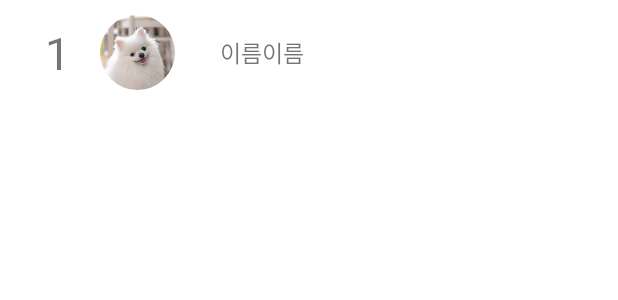
After one commit to shinyeeun789/android-project, an Android app: the layout ranking_recyle_itema.xml on its own in the app's theme, with its tools: preview values and no code run, on a phone screen of 412 x 824 dp. The commit adds this screen. Shown: the top 300 px of the screen. Run offline under Robolectric (Android 15) with nearby library versions, the phone set to English and light mode, and no system bars.

```diff
--- a/app/src/main/java/com/inhatc/mobile_project/ui/MainActivity.java
+++ b/app/src/main/java/com/inhatc/mobile_project/ui/MainActivity.java
@@ -85,9 +85,9 @@ public class MainActivity extends AppCompatActivity {
 
         }
 
-
-        FirebaseFirestore db = FirebaseFirestore.getInstance();
-        DocumentReference docRef =  db.collection("users").document(user.getUid());
+//
+//        FirebaseFirestore db = FirebaseFirestore.getInstance();
+//        DocumentReference docRef =  db.collection("users").document(user.getUid());
 
 //        Task<DocumentSnapshot> task = docRef.get();
 //        if(task.isSuccessful()){
--- a/app/src/main/java/com/inhatc/mobile_project/ui/SignUpActivity.java
+++ b/app/src/main/java/com/inhatc/mobile_project/ui/SignUpActivity.java
@@ -64,7 +64,7 @@ public class SignUpActivity extends AppCompatActivity {
         if(email.length() > 0 && password.length() > 0 && passwordCheck.length() > 0){
             if(password.equals(passwordCheck)){
                 //paassword와 passwordcheck 같으면
-                if(!(password.length() < 7)){
+                if(!(password.length() < 6)){
                     //비번은 6자리 이상
                     mAuth.createUserWithEmailAndPassword(email, password)
                             .addOnCompleteListener(this, new OnCompleteListener<AuthResult>() {
--- a/app/src/main/res/layout/fragment_home.xml
+++ b/app/src/main/res/layout/fragment_home.xml
@@ -25,7 +25,8 @@
         <androidx.recyclerview.widget.RecyclerView
             android:id="@+id/homeRecyclerView"
             android:layout_width="match_parent"
-            android:layout_height="match_parent" />
+            android:layout_height="match_parent"
+            tools:listitem="@layout/recycler_item"/>
     </LinearLayout>
 
     <Button
--- /dev/null
+++ b/app/src/main/res/layout/ranking_recyle_itema.xml
@@ -0,0 +1,38 @@
+<?xml version="1.0" encoding="utf-8"?>
+<LinearLayout
+    xmlns:android="http://schemas.android.com/apk/res/android"
+    android:layout_width="match_parent"
+    android:layout_height="70dp"
+    android:orientation="horizontal"
+    android:background="?attr/selectableItemBackground">
+
+    <TextView
+        android:id="@+id/ranking_order"
+        android:layout_width="wrap_content"
+        android:layout_height="match_parent"
+        android:layout_marginLeft="30dp"
+        android:fontFamily="@font/payboocotfextrabold"
+        android:gravity="center_vertical"
+        android:text="1"
+        android:textSize="30dp" />
+
+    <de.hdodenhof.circleimageview.CircleImageView
+        android:id="@+id/ranking_profile"
+        android:layout_width="50dp"
+        android:layout_height="50dp"
+        android:layout_gravity="center_vertical"
+        android:layout_marginLeft="20dp"
+        android:src="@drawable/cuuuute" />
+
+    <TextView
+        android:id="@+id/ranking_user"
+        android:layout_width="wrap_content"
+        android:layout_height="match_parent"
+        android:layout_marginLeft="30dp"
+        android:fontFamily="@font/payboocotfextrabold"
+        android:gravity="center_vertical"
+        android:text="이름이름"
+        android:textSize="15dp" />
+
+
+</LinearLayout>
```
Also changed, not shown: app/src/main/java/com/inhatc/mobile_project/RankingItems.java (added, +40 -0 lines), app/src/main/java/com/inhatc/mobile_project/adapter/PostAdapter.java (+30 -8 lines), app/src/main/java/com/inhatc/mobile_project/adapter/RankingAdapter.java (added, +114 -0 lines), app/src/main/java/com/inhatc/mobile_project/ui/FragmentHome.java (+8 -7 lines), app/src/main/java/com/inhatc/mobile_project/ui/FragmentRanking.java (+83 -0 lines).
